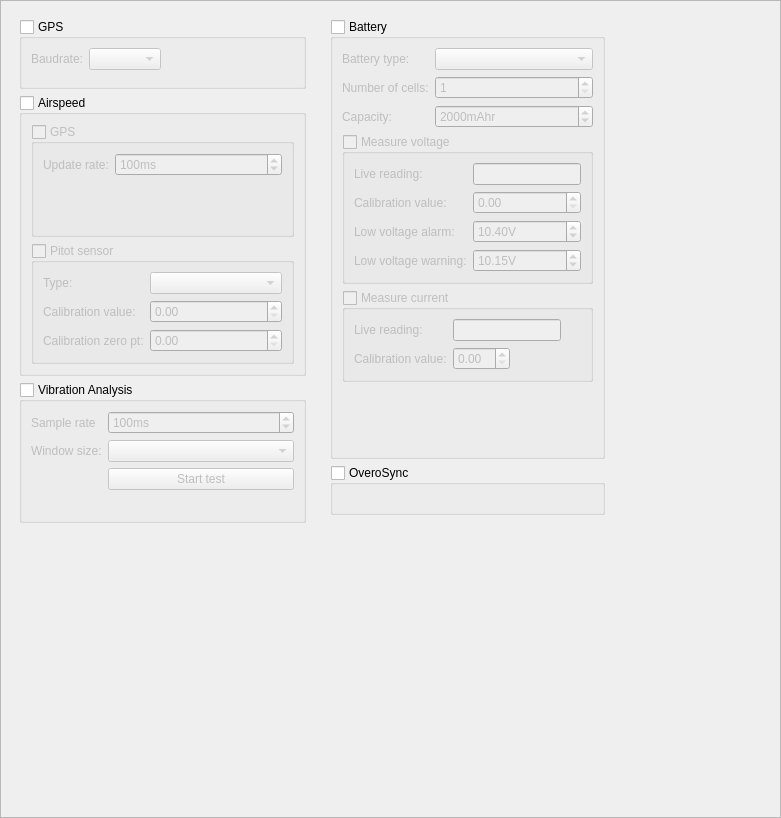
TauLabs/TauLabs, file ground/gcs/src/plugins/config/modulesettingsform.ui: the form before one commit.
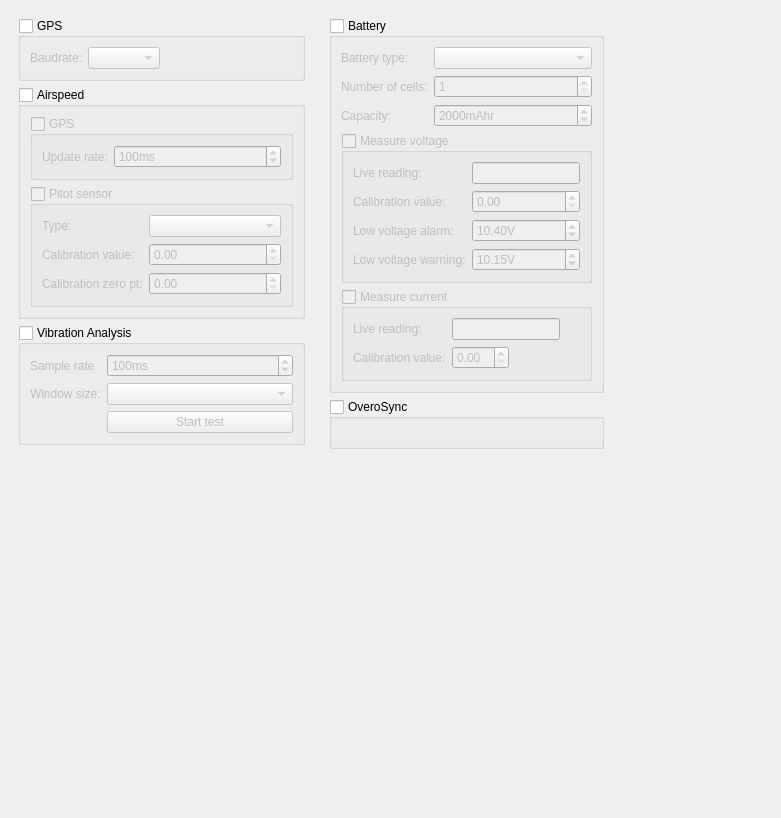
The form after the commit.

Commit message: A couple extra UI layout tweaks.

```diff
--- a/ground/gcs/src/plugins/config/modulesettingsform.ui
+++ b/ground/gcs/src/plugins/config/modulesettingsform.ui
@@ -22,6 +22,9 @@
    </property>
    <item>
     <widget class="QScrollArea" name="scrollArea">
+     <property name="frameShape">
+      <enum>QFrame::NoFrame</enum>
+     </property>
      <property name="widgetResizable">
       <bool>true</bool>
      </property>
@@ -30,8 +33,8 @@
        <rect>
         <x>0</x>
         <y>0</y>
-        <width>779</width>
-        <height>816</height>
+        <width>781</width>
+        <height>818</height>
        </rect>
       </property>
       <layout class="QGridLayout" name="gridLayout_3">
@@ -52,18 +55,6 @@
          <layout class="QVBoxLayout" name="verticalLayout">
           <item>
            <widget class="QGroupBox" name="gb_GPS">
-            <property name="minimumSize">
-             <size>
-              <width>0</width>
-              <height>70</height>
-             </size>
-            </property>
-            <property name="maximumSize">
-             <size>
-              <width>16777215</width>
-              <height>70</height>
-             </size>
-            </property>
             <property name="title">
              <string>GPS</string>
             </property>
@@ -94,18 +85,6 @@
           </item>
           <item>
            <widget class="QGroupBox" name="gb_Airspeed">
-            <property name="minimumSize">
-             <size>
-              <width>0</width>
-              <height>281</height>
-             </size>
-            </property>
-            <property name="maximumSize">
-             <size>
-              <width>16777215</width>
-              <height>281</height>
-             </size>
-            </property>
             <property name="title">
              <string>Airspeed</string>
             </property>
@@ -215,18 +194,6 @@
           </item>
           <item>
            <widget class="QGroupBox" name="gb_VibrationAnalysis">
-            <property name="minimumSize">
-             <size>
-              <width>0</width>
-              <height>141</height>
-             </size>
-            </property>
-            <property name="maximumSize">
-             <size>
-              <width>16777215</width>
-              <height>141</height>
-             </size>
-            </property>
             <property name="title">
              <string>Vibration Analysis</string>
             </property>
@@ -310,18 +277,6 @@
          <layout class="QVBoxLayout" name="verticalLayout_2">
           <item>
            <widget class="QGroupBox" name="gb_Battery">
-            <property name="minimumSize">
-             <size>
-              <width>0</width>
-              <height>440</height>
-             </size>
-            </property>
-            <property name="maximumSize">
-             <size>
-              <width>16777215</width>
-              <height>440</height>
-             </size>
-            </property>
             <property name="title">
              <string>Battery</string>
             </property>
```
